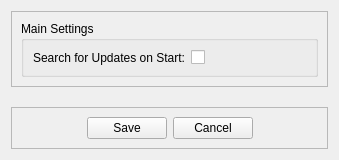
Old version of the form src/Launcher/frmMainSettings.ui in the repository ErrorFlexXx/OpenGMP.
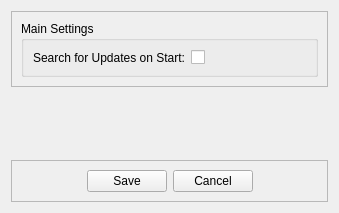
New version of the form.

Diff of the .ui file:
```diff
--- a/src/Launcher/frmMainSettings.ui
+++ b/src/Launcher/frmMainSettings.ui
@@ -7,7 +7,7 @@
     <x>0</x>
     <y>0</y>
     <width>339</width>
-    <height>160</height>
+    <height>213</height>
    </rect>
   </property>
   <property name="windowTitle">
```
